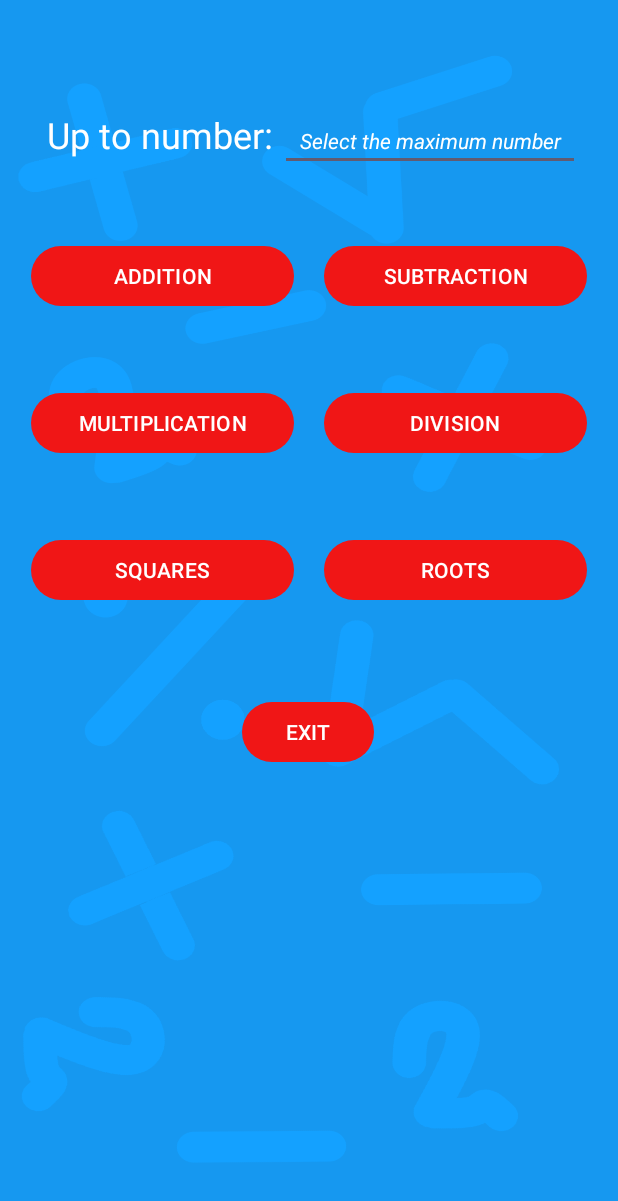
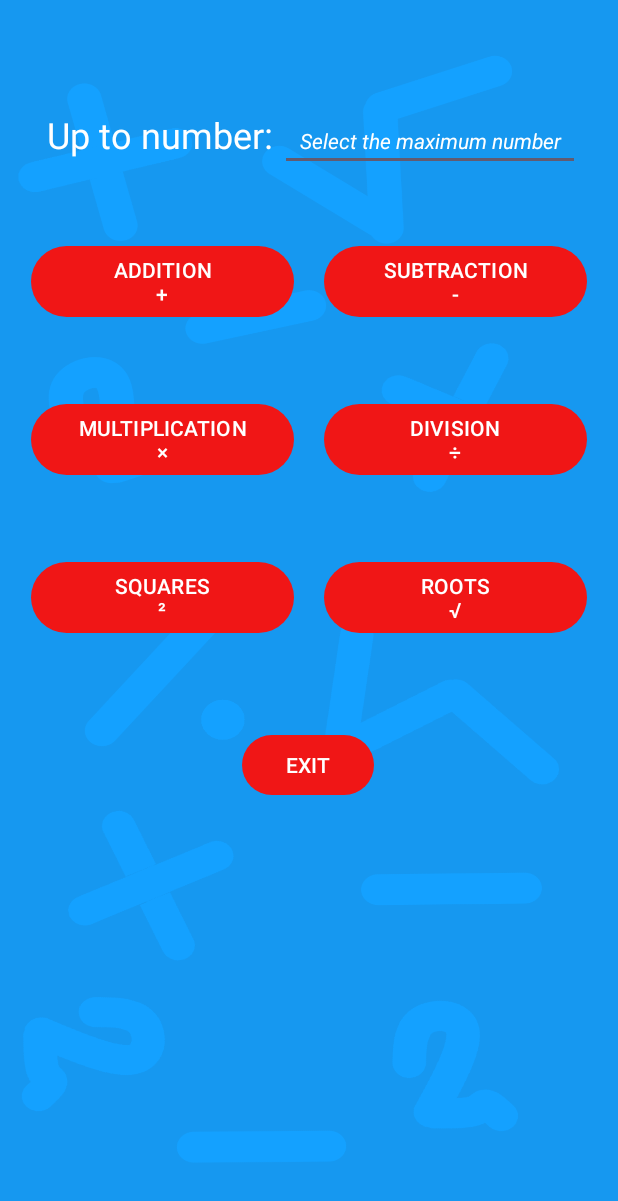
Before and after one commit to JazungaZa/RootsAndSquaresMathematics, an Android app: the screen it shows after launch (MainActivity), on a phone screen of 412 x 824 dp. Shown: the top 1201 px of the screen. Run offline under Robolectric (Android 15) with nearby library versions, the phone set to English and light mode, and no system bars.

Commit message:
Improving buttons and changing name

```diff
--- a/app/src/main/res/layout/activity_main.xml
+++ b/app/src/main/res/layout/activity_main.xml
@@ -72,7 +72,7 @@
             android:layout_height="wrap_content"
             android:layout_margin="10dp"
             android:layout_weight="1"
-            android:text="@string/addition" />
+            android:text="@string/addition_button" />
 
         <Button
             android:id="@+id/buttonSubtraction"
@@ -80,7 +80,7 @@
             android:layout_height="wrap_content"
             android:layout_margin="10dp"
             android:layout_weight="1"
-            android:text="@string/subtraction" />
+            android:text="@string/subtraction_button" />
 
     </LinearLayout>
 
@@ -100,7 +100,7 @@
             android:layout_height="wrap_content"
             android:layout_margin="10dp"
             android:layout_weight="1"
-            android:text="@string/multiplication" />
+            android:text="@string/multiplication_button" />
 
         <Button
             android:id="@+id/buttonDivision"
@@ -108,7 +108,7 @@
             android:layout_height="wrap_content"
             android:layout_margin="10dp"
             android:layout_weight="1"
-            android:text="@string/division" />
+            android:text="@string/division_button" />
 
     </LinearLayout>
 
@@ -127,14 +127,14 @@
             android:layout_width="175dp"
             android:layout_height="wrap_content"
             android:layout_margin="10dp"
-            android:text="@string/squares" />
+            android:text="@string/squares_button" />
 
         <Button
             android:id="@+id/buttonRoots"
             android:layout_width="175dp"
             android:layout_height="wrap_content"
             android:layout_margin="10dp"
-            android:text="@string/roots" />
+            android:text="@string/roots_button" />
     </LinearLayout>
 
 </androidx.constraintlayout.widget.ConstraintLayout>
--- a/app/src/main/res/values/strings.xml
+++ b/app/src/main/res/values/strings.xml
@@ -1,5 +1,5 @@
 <resources>
-    <string name="app_name">RootsAndSquaresMathematics</string>
+    <string name="app_name">Math Operations</string>
     <string name="up_to_number">Up to number:</string>
     <string name="select_the_maximum_number">Select the maximum number</string>
     <string name="squares">SQUARES</string>
@@ -8,6 +8,12 @@
     <string name="multiplication">MULTIPLICATION</string>
     <string name="subtraction">SUBTRACTION</string>
     <string name="addition">ADDITION</string>
+    <string name="squares_button">SQUARES\n²</string>
+    <string name="roots_button">ROOTS\n√</string>
+    <string name="division_button">DIVISION\n÷</string>
+    <string name="multiplication_button">MULTIPLICATION\n×</string>
+    <string name="subtraction_button">SUBTRACTION\n-</string>
+    <string name="addition_button">ADDITION\n+</string>
     <string name="square_small">Square</string>
     <string name="root_small">Root</string>
     <string name="addition_small">Addition</string>
```
Also changed, not shown: 1 other file.
